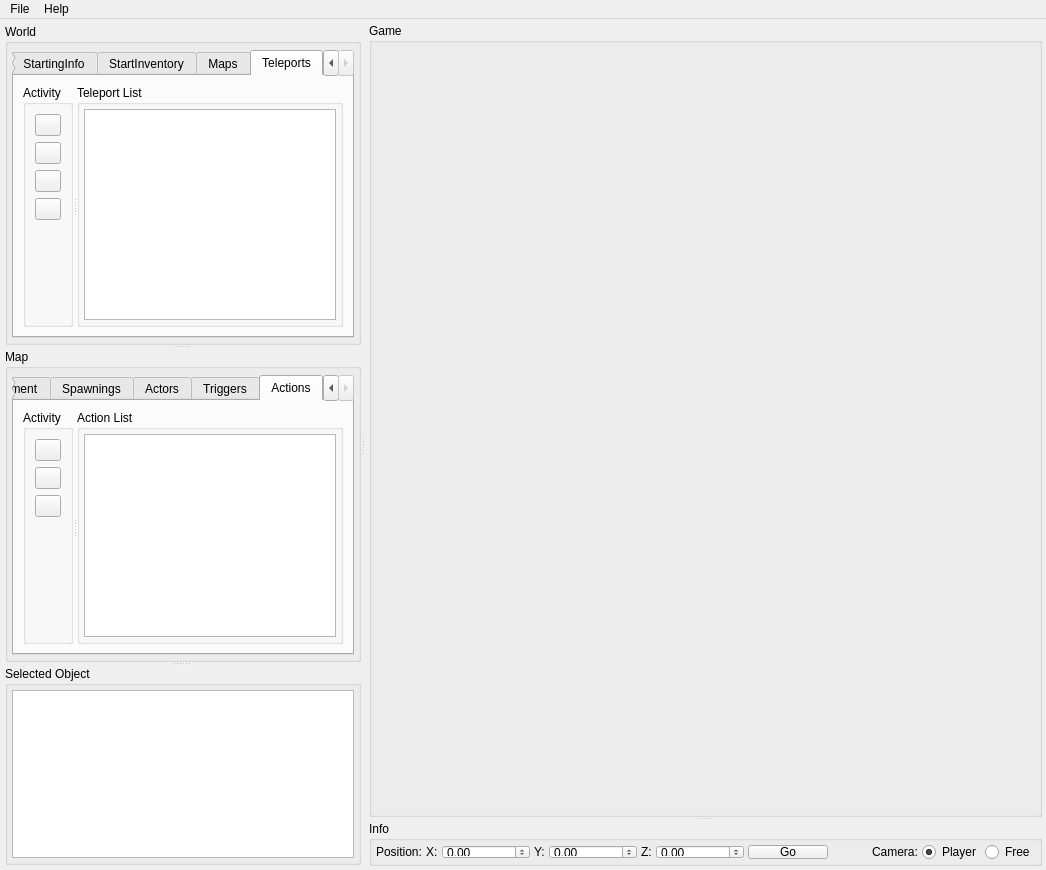
Above: Editor/editor.ui from LBALab/lbanet before the change. Below: the same form after it.
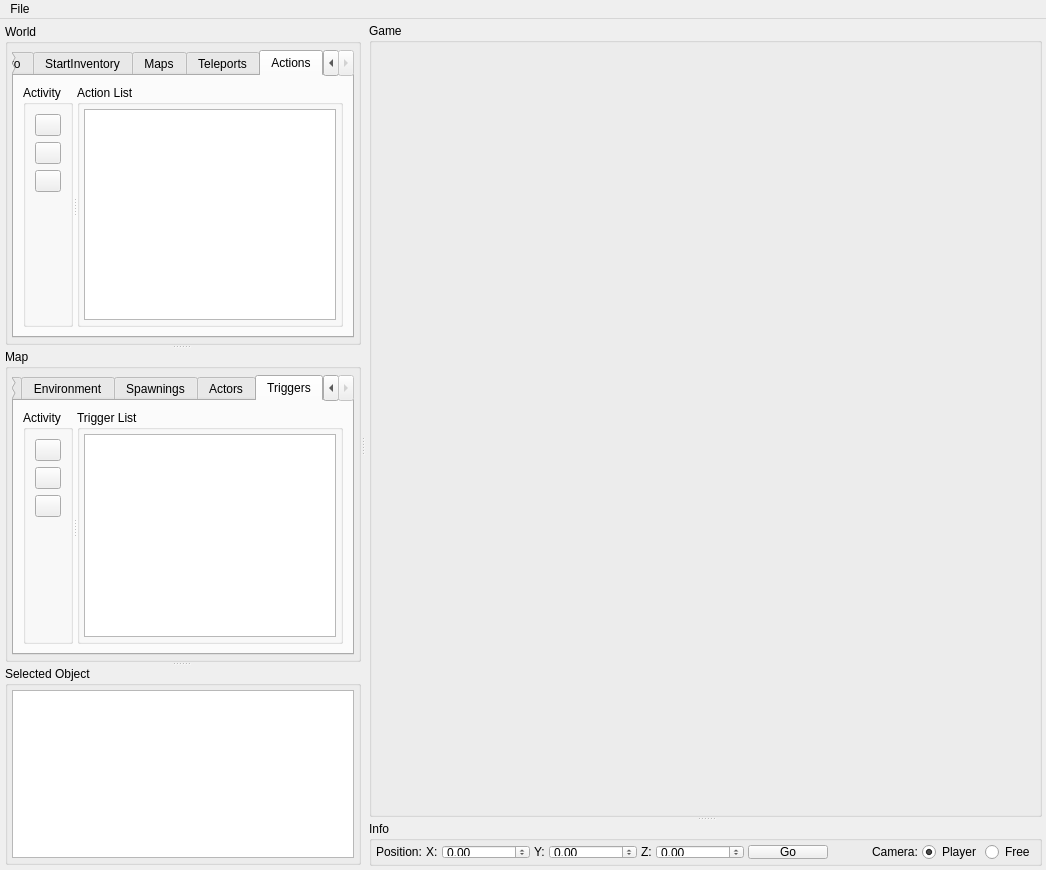
That is the form after the change. The open tabs and pages were chosen to show the change. Icons and pictures are not drawn.

Commit message: editor pre-release

```diff
--- a/Editor/editor.ui
+++ b/Editor/editor.ui
@@ -6,7 +6,7 @@
    <rect>
     <x>0</x>
     <y>0</y>
-    <width>899</width>
+    <width>960</width>
     <height>870</height>
    </rect>
   </property>
@@ -81,7 +81,7 @@
                <item>
                 <widget class="QTabWidget" name="tabWidgetworld">
                  <property name="currentIndex">
-                  <number>4</number>
+                  <number>5</number>
                  </property>
                  <widget class="QWidget" name="tab_worldinfo">
                   <attribute name="title">
@@ -661,6 +661,135 @@
                    </item>
                   </layout>
                  </widget>
+                 <widget class="QWidget" name="tab_actions">
+                  <attribute name="title">
+                   <string>Actions</string>
+                  </attribute>
+                  <layout class="QHBoxLayout" name="horizontalLayout_16">
+                   <item>
+                    <widget class="QSplitter" name="splitter_10">
+                     <property name="orientation">
+                      <enum>Qt::Horizontal</enum>
+                     </property>
+                     <widget class="QGroupBox" name="groupBox_activityaction">
+                      <property name="maximumSize">
+                       <size>
+                        <width>50</width>
+                        <height>16777215</height>
+                       </size>
+                      </property>
+                      <property name="title">
+                       <string>Activity</string>
+                      </property>
+                      <layout class="QVBoxLayout" name="verticalLayout_10">
+                       <property name="spacing">
+                        <number>6</number>
+                       </property>
+                       <property name="margin">
+                        <number>9</number>
+                       </property>
+                       <item>
+                        <widget class="QPushButton" name="pushButton_addAction">
+                         <property name="toolTip">
+                          <string>Add a new action</string>
+                         </property>
+                         <property name="text">
+                          <string/>
+                         </property>
+                         <property name="icon">
+                          <iconset resource="editor.qrc">
+                           <normaloff>:/Editor/Resources/icons/PNG/onebit_31.png</normaloff>:/Editor/Resources/icons/PNG/onebit_31.png</iconset>
+                         </property>
+                         <property name="iconSize">
+                          <size>
+                           <width>20</width>
+                           <height>20</height>
+                          </size>
+                         </property>
+                         <property name="flat">
+                          <bool>false</bool>
+                         </property>
+                        </widget>
+                       </item>
+                       <item>
+                        <widget class="QPushButton" name="pushButton_removeAction">
+                         <property name="toolTip">
+                          <string>Remove selected action</string>
+                         </property>
+                         <property name="text">
+                          <string/>
+                         </property>
+                         <property name="icon">
+                          <iconset resource="editor.qrc">
+                           <normaloff>:/Editor/Resources/icons/PNG/onebit_32.png</normaloff>:/Editor/Resources/icons/PNG/onebit_32.png</iconset>
+                         </property>
+                         <property name="iconSize">
+                          <size>
+                           <width>20</width>
+                           <height>20</height>
+                          </size>
+                         </property>
+                        </widget>
+                       </item>
+                       <item>
+                        <widget class="QPushButton" name="pushButton_selectAction">
+                         <property name="toolTip">
+                          <string>Display selected action properties</string>
+                         </property>
+                         <property name="text">
+                          <string/>
+                         </property>
+                         <property name="icon">
+                          <iconset resource="editor.qrc">
+                           <normaloff>:/Editor/Resources/icons/PNG/onebit_27.png</normaloff>:/Editor/Resources/icons/PNG/onebit_27.png</iconset>
+                         </property>
+                         <property name="iconSize">
+                          <size>
+                           <width>20</width>
+                           <height>20</height>
+                          </size>
+                         </property>
+                        </widget>
+                       </item>
+                       <item>
+                        <spacer name="verticalSpacer_13">
+                         <property name="orientation">
+                          <enum>Qt::Vertical</enum>
+                         </property>
+                         <property name="sizeHint" stdset="0">
+                          <size>
+                           <width>20</width>
+                           <height>106</height>
+                          </size>
+                         </property>
+                        </spacer>
+                       </item>
+                      </layout>
+                     </widget>
+                     <widget class="QGroupBox" name="groupBox_actionlist">
+                      <property name="title">
+                       <string>Action List</string>
+                      </property>
+                      <layout class="QHBoxLayout" name="horizontalLayout_22">
+                       <property name="margin">
+                        <number>4</number>
+                       </property>
+                       <item>
+                        <widget class="QTableView" name="tableViewActionList">
+                         <property name="selectionMode">
+                          <enum>QAbstractItemView::SingleSelection</enum>
+                         </property>
+                         <property name="selectionBehavior">
+                          <enum>QAbstractItemView::SelectRows</enum>
+                         </property>
+                        </widget>
+                       </item>
+                      </layout>
+                     </widget>
+                    </widget>
+                   </item>
+                  </layout>
+                 </widget>
                 </widget>
                </item>
               </layout>
@@ -1289,135 +1418,6 @@
                    </item>
                   </layout>
                  </widget>
-                 <widget class="QWidget" name="tab_actions">
-                  <attribute name="title">
-                   <string>Actions</string>
-                  </attribute>
-                  <layout class="QHBoxLayout" name="horizontalLayout_21">
-                   <item>
-                    <widget class="QSplitter" name="splitter_8">
-                     <property name="orientation">
-                      <enum>Qt::Horizontal</enum>
-                     </property>
-                     <widget class="QGroupBox" name="groupBox_spawning_actions_4">
-                      <property name="maximumSize">
-                       <size>
-                        <width>50</width>
-                        <height>16777215</height>
-                       </size>
-                      </property>
-                      <property name="title">
-                       <string>Activity</string>
-                      </property>
-                      <layout class="QVBoxLayout" name="verticalLayout_7">
-                       <property name="spacing">
-                        <number>6</number>
-                       </property>
-                       <property name="margin">
-                        <number>9</number>
-                       </property>
-                       <item>
-                        <widget class="QPushButton" name="pushButton_addAction">
-                         <property name="toolTip">
-                          <string>Add a new action</string>
-                         </property>
-                         <property name="text">
-                          <string/>
-                         </property>
-                         <property name="icon">
-                          <iconset resource="editor.qrc">
-                           <normaloff>:/Editor/Resources/icons/PNG/onebit_31.png</normaloff>:/Editor/Resources/icons/PNG/onebit_31.png</iconset>
-                         </property>
-                         <property name="iconSize">
-                          <size>
-                           <width>20</width>
-                           <height>20</height>
-                          </size>
-                         </property>
-                         <property name="flat">
-                          <bool>false</bool>
-                         </property>
-                        </widget>
-                       </item>
-                       <item>
-                        <widget class="QPushButton" name="pushButton_removeAction">
-                         <property name="toolTip">
-                          <string>Remove selected action</string>
-                         </property>
-                         <property name="text">
-                          <string/>
-                         </property>
-                         <property name="icon">
-                          <iconset resource="editor.qrc">
-                           <normaloff>:/Editor/Resources/icons/PNG/onebit_32.png</normaloff>:/Editor/Resources/icons/PNG/onebit_32.png</iconset>
-                         </property>
-                         <property name="iconSize">
-                          <size>
-                           <width>20</width>
-                           <height>20</height>
-                          </size>
-                         </property>
-                        </widget>
-                       </item>
-                       <item>
-                        <widget class="QPushButton" name="pushButton_selectAction">
-                         <property name="toolTip">
-                          <string>Display selected action properties</string>
-                         </property>
-                         <property name="text">
-                          <string/>
-                         </property>
-                         <property name="icon">
-                          <iconset resource="editor.qrc">
-                           <normaloff>:/Editor/Resources/icons/PNG/onebit_27.png</normaloff>:/Editor/Resources/icons/PNG/onebit_27.png</iconset>
-                         </property>
-                         <property name="iconSize">
-                          <size>
-                           <width>20</width>
-                           <height>20</height>
-                          </size>
-                         </property>
-                        </widget>
-                       </item>
-                       <item>
-                        <spacer name="verticalSpacer_12">
-                         <property name="orientation">
-                          <enum>Qt::Vertical</enum>
-                         </property>
-                         <property name="sizeHint" stdset="0">
-                          <size>
-                           <width>20</width>
-                           <height>106</height>
-                          </size>
-                         </property>
-                        </spacer>
-                       </item>
-                      </layout>
-                     </widget>
-                     <widget class="QGroupBox" name="groupBox_actionlist">
-                      <property name="title">
-                       <string>Action List</string>
-                      </property>
-                      <layout class="QHBoxLayout" name="horizontalLayout_20">
-                       <property name="margin">
-                        <number>4</number>
-                       </property>
-                       <item>
-                        <widget class="QTableView" name="tableViewActionList">
-                         <property name="selectionMode">
-                          <enum>QAbstractItemView::SingleSelection</enum>
-                         </property>
-                         <property name="selectionBehavior">
-                          <enum>QAbstractItemView::SelectRows</enum>
-                         </property>
-                        </widget>
-                       </item>
-                      </layout>
-                     </widget>
-                    </widget>
-                   </item>
-                  </layout>
-                 </widget>
                 </widget>
                </item>
               </layout>
@@ -1643,7 +1643,7 @@
     <rect>
      <x>0</x>
      <y>0</y>
-     <width>899</width>
+     <width>960</width>
      <height>21</height>
     </rect>
    </property>
@@ -1658,13 +1658,7 @@
     <addaction name="separator"/>
     <addaction name="actionQuit"/>
    </widget>
-   <widget class="QMenu" name="menuHelp">
-    <property name="title">
-     <string>Help</string>
-    </property>
-   </widget>
    <addaction name="menuFile"/>
-   <addaction name="menuHelp"/>
   </widget>
   <action name="actionNew_World">
    <property name="icon">
```
Left out of the diff: 11 changed lines with no effect on the pictures. The commit also changes 7 other files.
